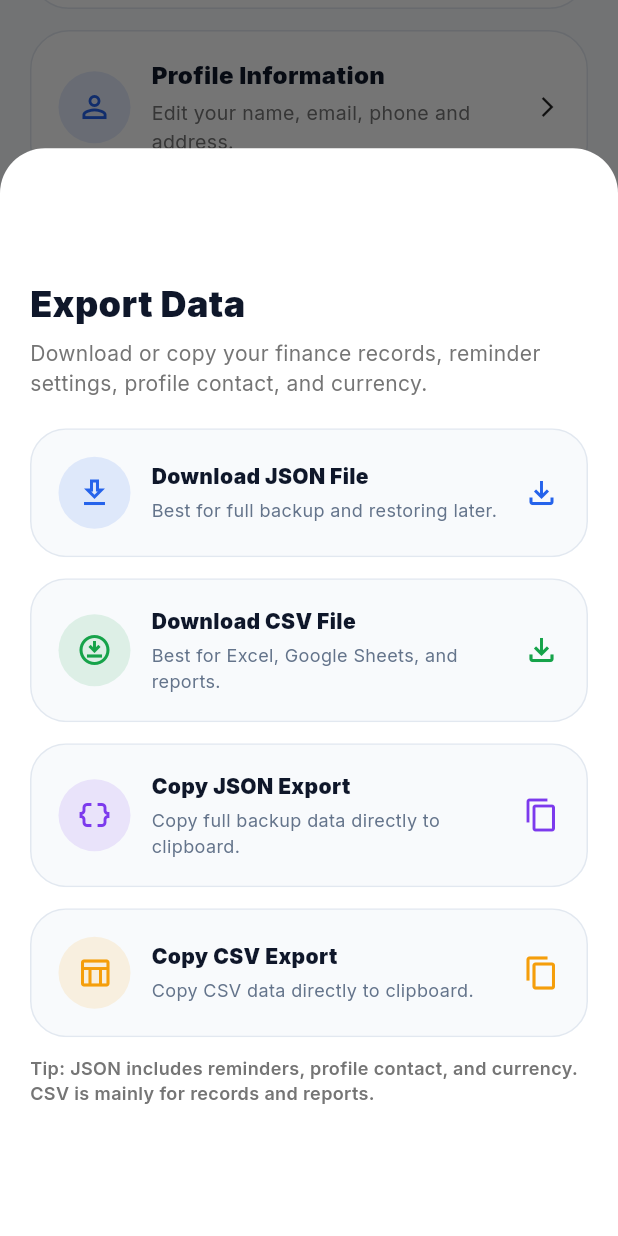
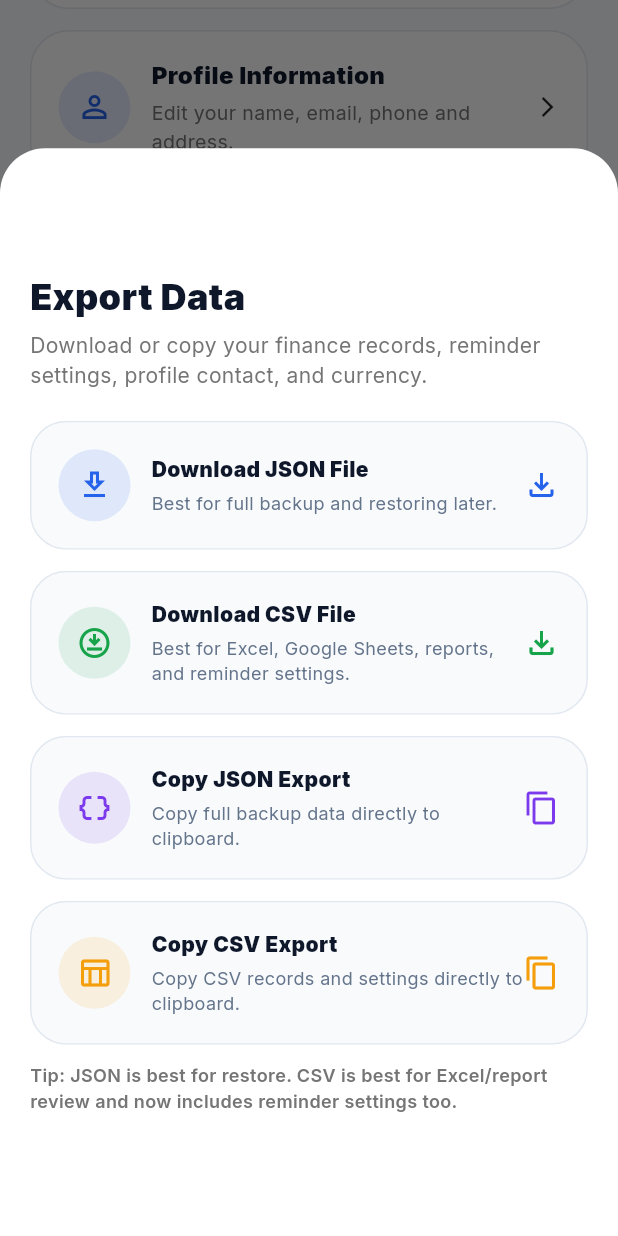
Before and after one commit to MSohail955/budget_home_portal, a Flutter app: the SettingsScreen screen opened directly, scrolled down 576 dp, after a tap on "Data Backup / Export", on a phone screen of 412 x 824 dp. Run offline on Flutter 3.47's test engine with Material 3 defaults, Android fonts, the phone set to English and light mode, and no system bars; our stand-ins replace fl_chart, flutter_secure_storage, go_router, google_fonts; missing offline and left inert: dart:html; accounts and stored records are empty.

Commit message:
feat(settings): include reminder settings in CSV export

```diff
--- a/lib/features/settings/presentation/settings_screen.dart
+++ b/lib/features/settings/presentation/settings_screen.dart
@@ -611,7 +611,12 @@ class SettingsScreen extends StatelessWidget {
     return '"$escaped"';
   }
 
-  String buildCsvExport(FinanceProvider finance) {
+  String buildCsvExport({
+    required FinanceProvider finance,
+    required ReminderProvider reminder,
+    required ProfileProvider profile,
+    required CurrencyProvider currency,
+  }) {
     final rows = <List<Object?>>[
       [
         'Type',
@@ -683,6 +688,115 @@ class SettingsScreen extends StatelessWidget {
         '${item.loanType} | ${item.notes}',
       ]);
     }
+
+    rows.add([]);
+    rows.add(['Settings', 'Name', 'Value', '', '', '', '']);
+
+    rows.add(['Profile Contact', 'Name', profile.name, '', '', '', '']);
+    rows.add(['Profile Contact', 'Email', profile.email, '', '', '', '']);
+    rows.add(['Profile Contact', 'Phone', profile.phone, '', '', '', '']);
+    rows.add(['Profile Contact', 'Address', profile.address, '', '', '', '']);
+    rows.add(['Currency', 'Code', currency.currencyCode, '', '', '', '']);
+
+    rows.add([
+      'Reminder Setting',
+      'Bill Reminders Enabled',
+      reminder.billRemindersEnabled,
+      '',
+      '',
+      '',
+      '',
+    ]);
+
+    rows.add([
+      'Reminder Setting',
+      'Internet Bill Day',
+      reminder.internetBillDay,
+      '',
+      '',
+      '',
+      '',
+    ]);
+
+    rows.add([
+      'Reminder Setting',
+      'School Fees Day',
+      reminder.schoolFeesDay,
+      '',
+      '',
+      '',
+      '',
+    ]);
+
+    rows.add([
+      'Reminder Setting',
+      'Electricity Bill Day',
+      reminder.electricityBillDay,
+      '',
+      '',
+      '',
+      '',
+    ]);
+
+    rows.add([
+      'Reminder Setting',
+      'Rent Reminders Enabled',
+      reminder.rentRemindersEnabled,
+      '',
+      '',
+      '',
+      '',
+    ]);
+
+    rows.add([
+      'Reminder Setting',
+      'Rent Reminder Window',
+      '${reminder.rentReminderStartDay} to ${reminder.rentReminderEndDay}',
+      '',
+      '',
+      '',
+      '',
+    ]);
+
+    rows.add([
+      'Reminder Setting',
+      'Loan Reminders Enabled',
+      reminder.loanRemindersEnabled,
+      '',
+      '',
+      '',
+      '',
+    ]);
+
+    rows.add([
+      'Reminder Setting',
+      'Monthly Summary Enabled',
+      reminder.monthlySummaryEnabled,
+      '',
+      '',
+      '',
+      '',
+    ]);
+
+    rows.add([
+      'Reminder Setting',
+      'Remind Before Days',
+      reminder.remindBeforeDays,
+      '',
+      '',
+      '',
+      '',
+    ]);
+
+    rows.add([
+      'Reminder Setting',
+      'Reminder Channel',
+      reminder.reminderChannel,
+      '',
+      '',
+      '',
+      '',
+    ]);
 
     return rows.map((row) => row.map(cleanCsvValue).join(',')).join('\n');
   }
@@ -908,11 +1022,17 @@ class SettingsScreen extends StatelessWidget {
               _ExportOptionCard(
                 icon: Icons.download_for_offline_outlined,
                 title: 'Download CSV File',
-                subtitle: 'Best for Excel, Google Sheets, and reports.',
+                subtitle:
+                    'Best for Excel, Google Sheets, reports, and reminder settings.',
                 color: const Color(0xFF16A34A),
                 onTap: () {
                   downloadTextFile(
-                    content: buildCsvExport(finance),
+                    content: buildCsvExport(
+                      finance: finance,
+                      reminder: reminder,
+                      profile: profile,
+                      currency: currency,
+                    ),
                     fileName: buildFileName('csv'),
                     mimeType: 'text/csv',
                   );
@@ -943,19 +1063,25 @@ class SettingsScreen extends StatelessWidget {
               _ExportOptionCard(
                 icon: Icons.table_chart_outlined,
                 title: 'Copy CSV Export',
-                subtitle: 'Copy CSV data directly to clipboard.',
+                subtitle:
+                    'Copy CSV records and settings directly to clipboard.',
                 color: const Color(0xFFF59E0B),
                 onTap: () {
                   copyToClipboard(
                     context,
-                    buildCsvExport(finance),
+                    buildCsvExport(
+                      finance: finance,
+                      reminder: reminder,
+                      profile: profile,
+                      currency: currency,
+                    ),
                     'CSV export',
                   );
                 },
               ),
               const SizedBox(height: 12),
               Text(
-                'Tip: JSON includes reminders, profile contact, and currency. CSV is mainly for records and reports.',
+                'Tip: JSON is best for restore. CSV is best for Excel/report review and now includes reminder settings too.',
                 style: TextStyle(
                   color: Colors.grey.shade600,
                   fontSize: 12,
```
